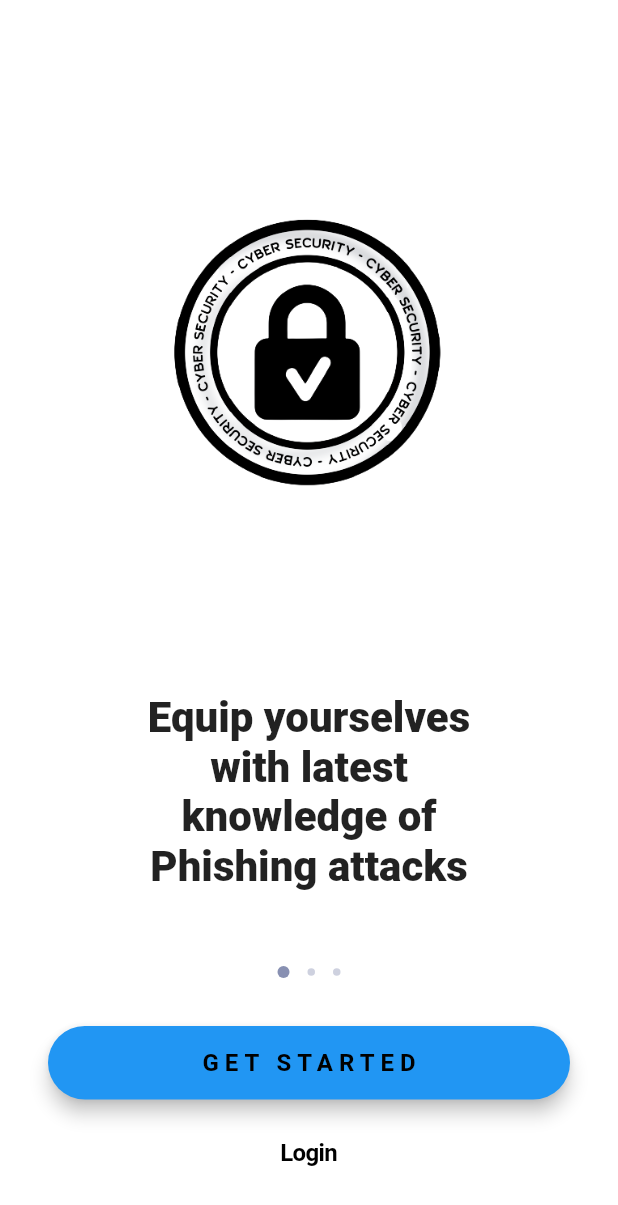
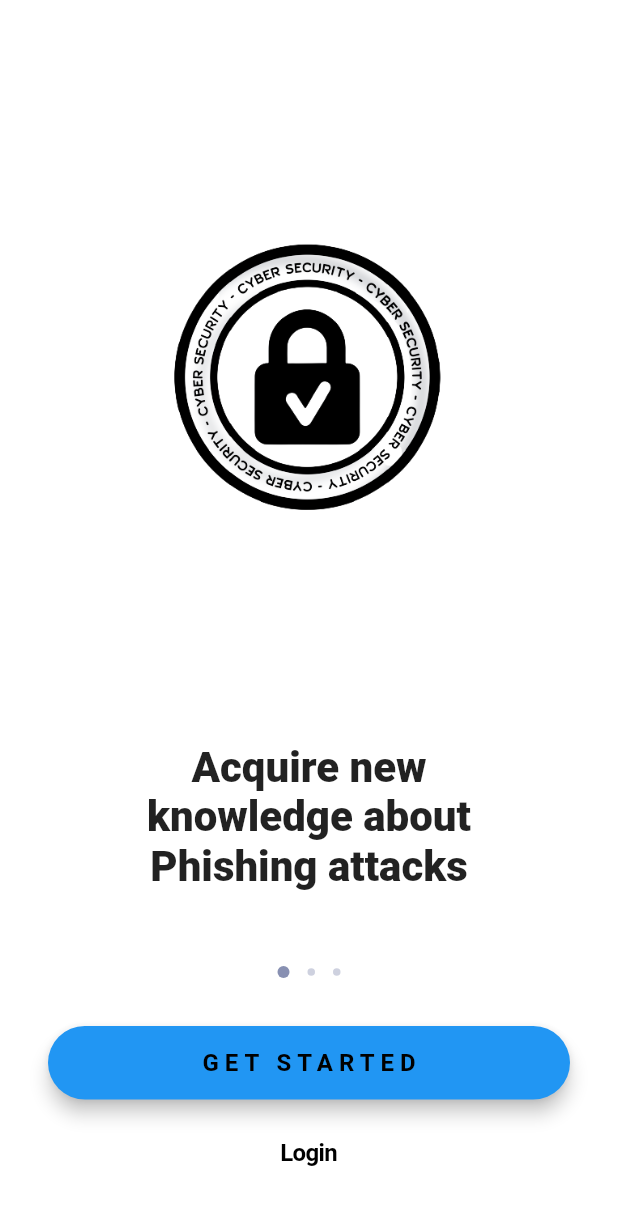
Before and after one commit to Jaydenho99/CAT304-Phi-Secure, a Flutter app: the BoardingPage screen opened directly, on a phone screen of 412 x 824 dp. Shown: the top 1205 px of the screen. Run offline on Flutter 3.47's test engine with Material 2 defaults, Android fonts, the phone set to English and light mode, and no system bars; our stand-ins replace cloud_firestore, firebase_auth, firebase_core, fluttertoast, gradient_widgets; missing offline and left inert: dart:ffi; accounts and stored records are empty.

Commit message:
text for onscreen page

```diff
--- a/lib/Screen/boarding_screen.dart
+++ b/lib/Screen/boarding_screen.dart
@@ -23,12 +23,10 @@ class _BoardingPageState extends State<BoardingPage> {
     // create a widget before making our home screen
     _currentPage = 0;
     _slides = [
-      Slide("assets/lock.png",
-          "Equip yourselves with latest knowledge of Phishing attacks"),
-      Slide("assets/phishing.png",
-          "Learn to identify various Phishing attacks before it is too late"),
+      Slide("assets/lock.png", "Acquire new knowledge about Phishing attacks "),
+      Slide("assets/phishing.png", "Avoid become a victim of Phishing attacks"),
       Slide("assets/scoreboard.png",
-          "The application is equipped with leaderboard and scoreboard for user's engagement")
+          "Interesting lesson with Gamification elements")
     ];
     _pageController = PageController(initialPage: _currentPage);
     super.initState();
```
